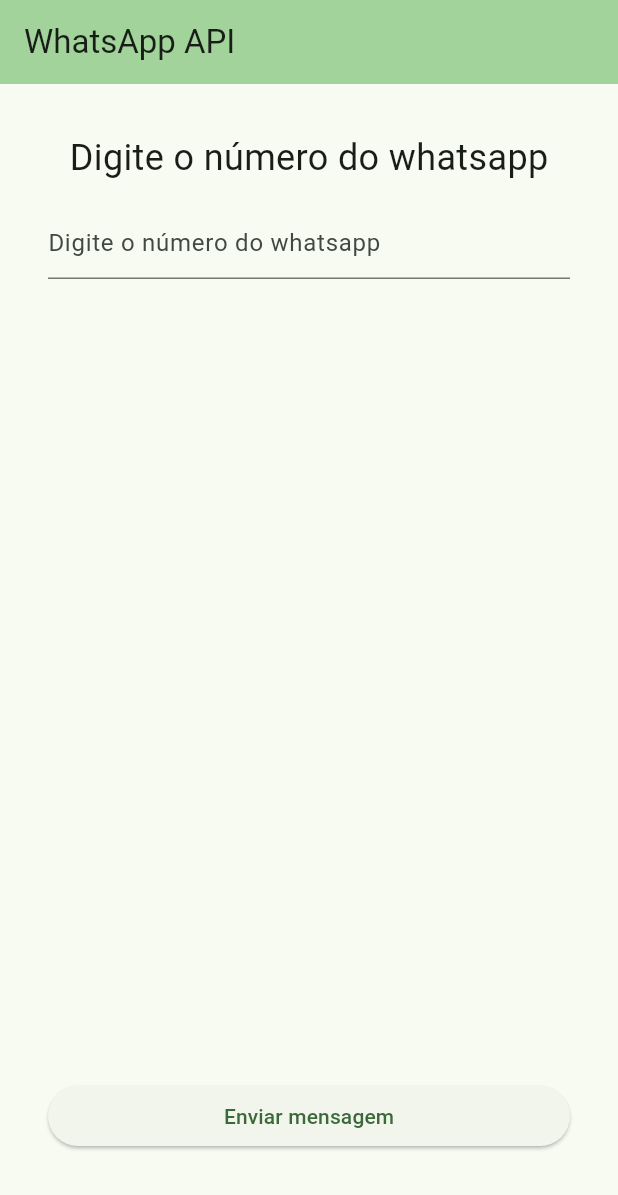
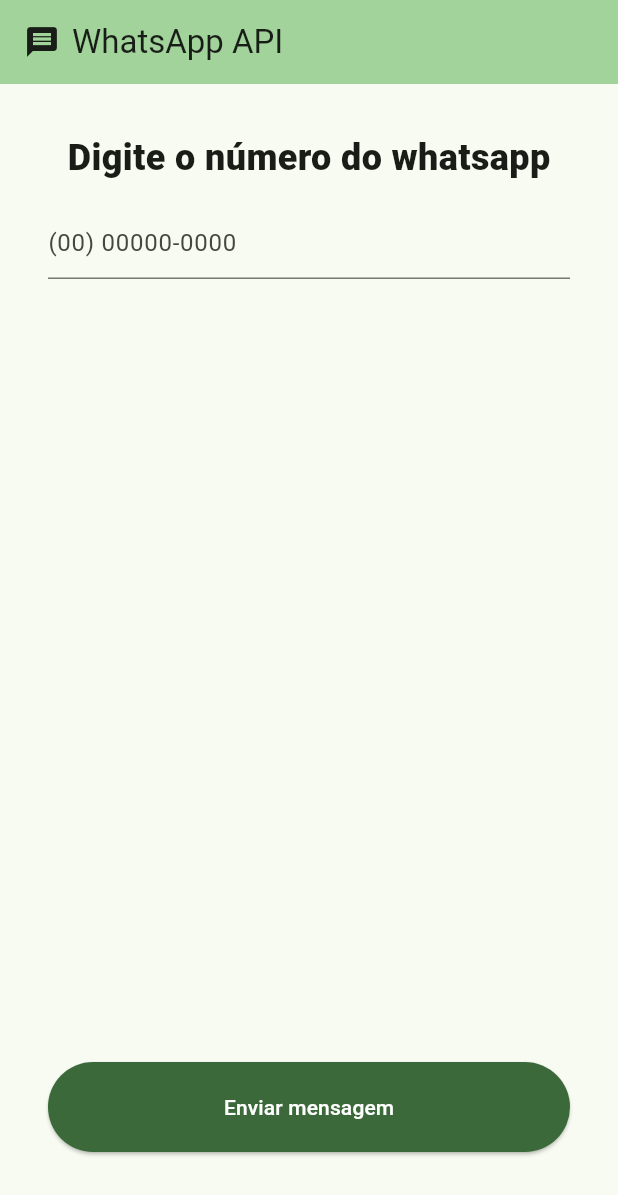
Before and after one commit to johnnydev-tech/share_whatsapp_api, a Flutter app: the screen it shows after launch, on a phone screen of 412 x 824 dp. Shown: the top 1195 px of the screen. Run offline on Flutter 3.47's test engine with Material 3 defaults, Android fonts, the light colour scheme and no system bars; our stand-ins replace mask_text_input_formatter.

Commit message:
fix button

```diff
--- a/lib/main.dart
+++ b/lib/main.dart
@@ -95,7 +95,14 @@
     return Scaffold(
       appBar: AppBar(
         backgroundColor: Theme.of(context).colorScheme.inversePrimary,
-        title: Text(widget.title),
+        title: Row(
+          mainAxisSize: MainAxisSize.min,
+          children: [
+            Icon(Icons.message),
+            const SizedBox(width: 8),
+            Text(widget.title),
+          ],
+        ),
       ),
       body: LayoutBuilder(builder: (context, constraints) {
         var isSmall = constraints.maxWidth < 600;
@@ -114,7 +121,10 @@
                   children: [
                     const Text(
                       'Digite o número do whatsapp',
-                      style: TextStyle(fontSize: 24),
+                      style: TextStyle(
+                        fontSize: 24,
+                        fontWeight: FontWeight.w800,
+                      ),
                     ),
                     const SizedBox(height: 16),
                     TextFormField(
@@ -122,7 +132,7 @@
                       inputFormatters: [maskWhatsappBR],
                       keyboardType: TextInputType.phone,
                       decoration: const InputDecoration(
-                        hintText: 'Digite o número do whatsapp',
+                        hintText: '(00) 00000-0000',
                       ),
                       validator: validateWhatsapp,
                     ),
@@ -131,6 +141,11 @@
                 Padding(
                   padding: const EdgeInsets.symmetric(vertical: 24.0),
                   child: ElevatedButton(
+                    style: ElevatedButton.styleFrom(
+                      backgroundColor: Theme.of(context).colorScheme.primary,
+                      foregroundColor: Theme.of(context).colorScheme.onPrimary,
+                      padding: const EdgeInsets.all(20),
+                    ),
                     onPressed: () {
                       _openWhats();
                     },
```
